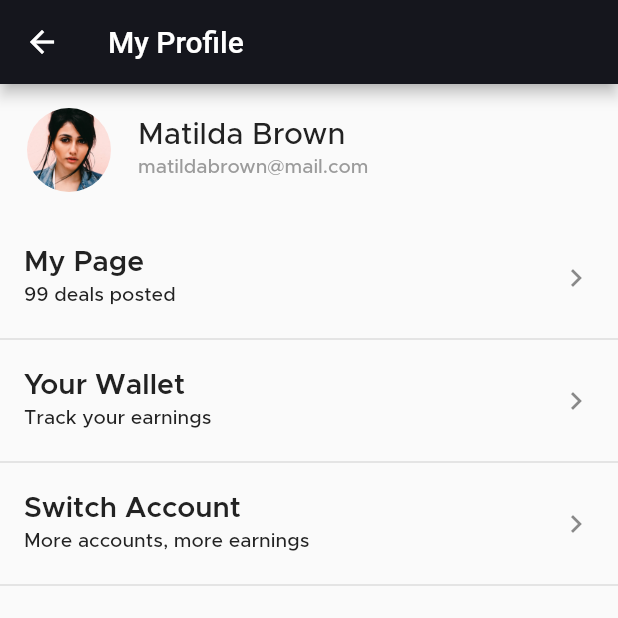
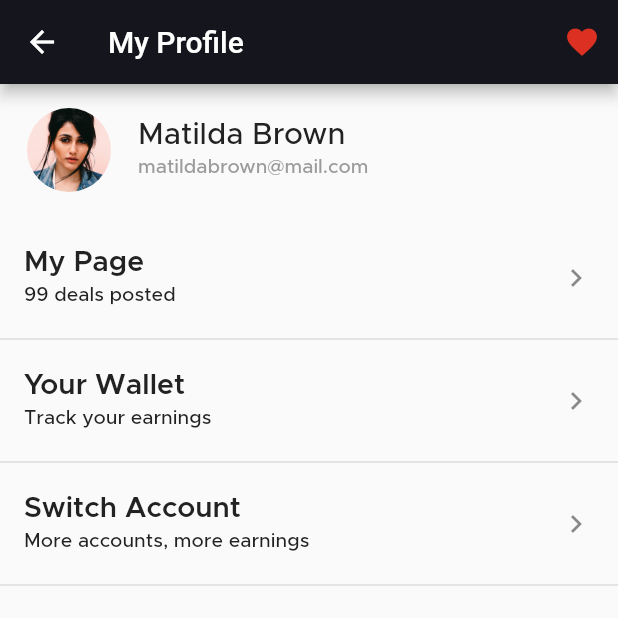
Before and after one commit to sushantmahajan85/settleMillionsApk, a Flutter app: the OpenFlutterScaffoldProfile screen opened directly, on a phone screen of 412 x 824 dp, the top half of it. Run offline on Flutter 3.47's test engine with Material 2 defaults, Android fonts, the phone set to English and light mode, and no system bars; our stand-ins replace bloc, bubble_tab_indicator, carousel_pro, data_connection_checker, equatable, flutter_bloc and 6 more; accounts and stored records are empty; statements that could not run were skipped.

Commit message:
Profile Page: Add a favorite icon in the AppBar for liked deals page

```diff
--- a/lib/presentation/widgets/independent/scaffold_profile.dart
+++ b/lib/presentation/widgets/independent/scaffold_profile.dart
@@ -40,6 +40,9 @@ class OpenFlutterScaffoldProfile extends StatelessWidget {
               style: TextStyle(color: AppColors.white),
               ),
             backgroundColor: AppColors.secondary,
+            actions: <Widget>[
+              IconButton(icon: Icon(Icons.favorite, color: AppColors.red,), onPressed: () {})
+            ],
             )
           : null,
       body: body,
```
